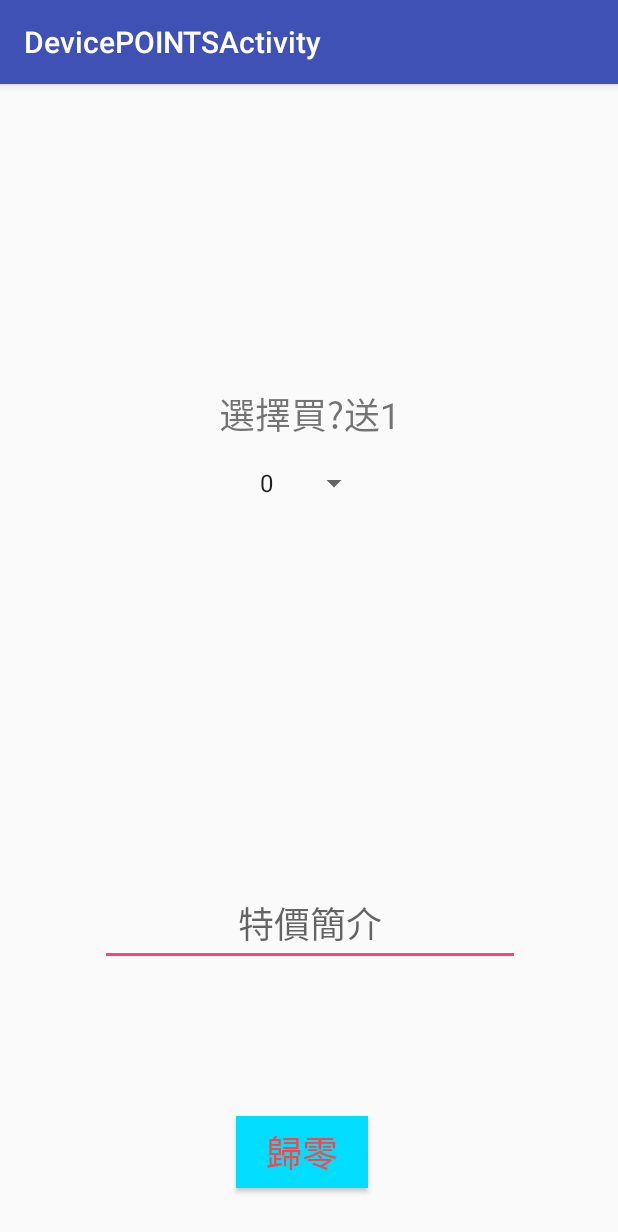
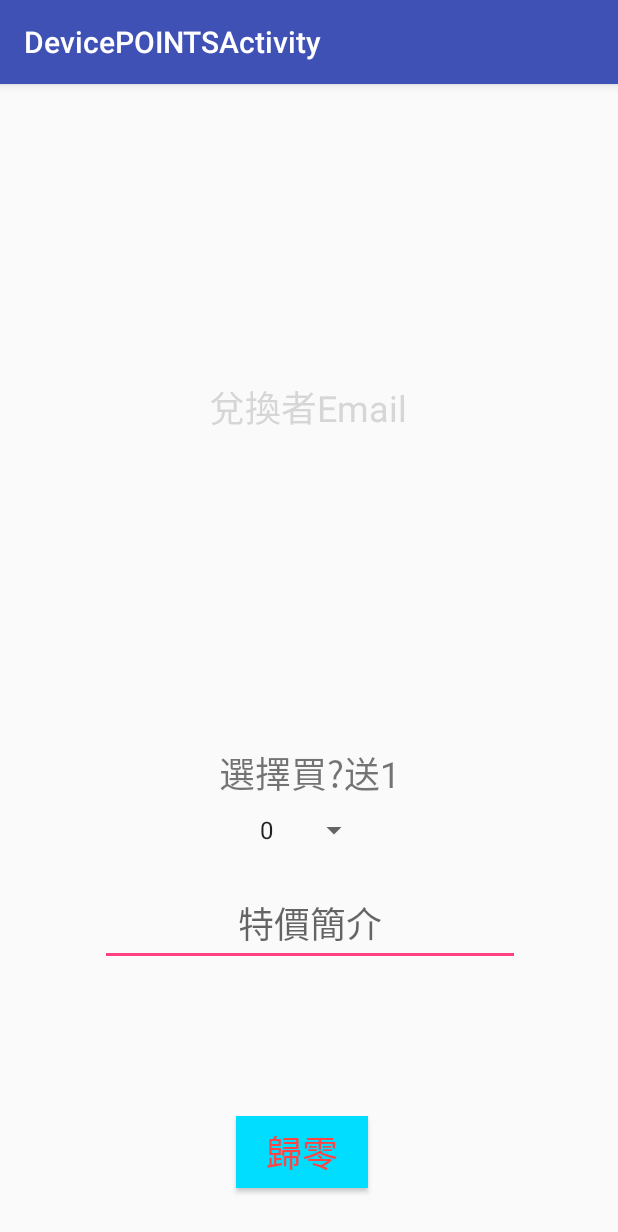
Before and after one commit to imonkey1220/E4GO, an Android app: the DevicePOINTSActivity screen opened directly, with no data from a screen before it, on a phone screen of 412 x 824 dp. Shown: the top 1232 px of the screen. Run offline under Robolectric (Android 15) with nearby library versions, the phone set to English and light mode, and no system bars; our stand-ins replace Firebase (no records; nobody signed in at launch, a user with empty details on screens opened directly); 6 statements that could not run were skipped.

```diff
--- a/app/build.gradle
+++ b/app/build.gradle
@@ -55,4 +55,5 @@ dependencies {
 
 
 
+
 apply plugin: 'com.google.gms.google-services'
--- a/app/src/main/AndroidManifest.xml
+++ b/app/src/main/AndroidManifest.xml
@@ -72,6 +72,10 @@
         <activity
             android:name=".DevicePOINTSActivity"
             android:label="@string/title_activity_device_points"
+            android:theme="@style/AppTheme.NoActionBar" />
+        <activity
+            android:name=".STAMPActivity"
+            android:label="@string/title_activity_stamp"
             android:theme="@style/AppTheme.NoActionBar"></activity>
     </application>
 
--- a/app/src/main/java/tw/imonkey/e4go/AddThingsDeviceActivity.java
+++ b/app/src/main/java/tw/imonkey/e4go/AddThingsDeviceActivity.java
@@ -127,12 +127,12 @@ public class AddThingsDeviceActivity extends AppCompatActivity {
     }
 
     private void toFirebase(){
-        DatabaseReference mAddMaster= FirebaseDatabase.getInstance().getReference("/master/" +memberEmail.replace(".", "_"));
+        DatabaseReference mAddMaster= FirebaseDatabase.getInstance().getReference("/FUI/" +memberEmail.replace(".", "_"));
         deviceId =mAddMaster.push().getKey();
         Map<String, Object> addMaster = new HashMap<>();
         addMaster.put("companyId",companyId) ;
         addMaster.put("device",device);
-        addMaster.put("deviceType",deviceType); //PLC監控機
+        addMaster.put("deviceType",deviceType);
         addMaster.put("description",description);
         addMaster.put("masterEmail",memberEmail) ;
         addMaster.put("timeStamp", ServerValue.TIMESTAMP);
--- a/app/src/main/java/tw/imonkey/e4go/DevicePOINTSActivity.java
+++ b/app/src/main/java/tw/imonkey/e4go/DevicePOINTSActivity.java
@@ -10,6 +10,7 @@ import android.widget.AdapterView;
 import android.widget.ArrayAdapter;
 import android.widget.EditText;
 import android.widget.Spinner;
+import android.widget.TextView;
 import android.widget.Toast;
 
 import com.google.firebase.database.DataSnapshot;
@@ -19,9 +20,12 @@ import com.google.firebase.database.FirebaseDatabase;
 import com.google.firebase.database.ServerValue;
 import com.google.firebase.database.ValueEventListener;
 
+import java.text.SimpleDateFormat;
 import java.util.ArrayList;
+import java.util.Calendar;
 import java.util.HashMap;
 import java.util.List;
+import java.util.Locale;
 import java.util.Map;
 
 public class DevicePOINTSActivity extends AppCompatActivity {
@@ -31,13 +35,14 @@ public class DevicePOINTSActivity extends AppCompatActivity {
     Map<String, Object> mPOINTSNo=new HashMap<>();
 
     public static final String devicePrefs = "devicePrefs";
-    DatabaseReference mFriends, mDevice;
+    DatabaseReference mFriends, mDevice , mPointChanged;
     String deviceId, memberEmail;
     Integer buyTimes=0;
     int ACT;
     boolean master;
     Spinner spBuyTimes;
     EditText ETDescription;
+    TextView TVChanged;
     @Override
     protected void onCreate(Bundle savedInstanceState) {
         super.onCreate(savedInstanceState);
@@ -49,6 +54,8 @@ public class DevicePOINTSActivity extends AppCompatActivity {
         memberEmail = extras.getString("memberEmail");
         master = extras.getBoolean("master");
         ETDescription=(EditText) findViewById(R.id.editTextPOINTSDescription);
+        TVChanged=(TextView) findViewById(R.id.textViewChanged);
+
         mDevice=FirebaseDatabase.getInstance().getReference("/DEVICE/"+deviceId);
         mDevice.child("ACT").addValueEventListener(new ValueEventListener() {
             @Override
@@ -109,7 +116,20 @@ public class DevicePOINTSActivity extends AppCompatActivity {
 
             @Override
             public void onNothingSelected(AdapterView<?> parent) {
+            }
+        });
 
+        mPointChanged=FirebaseDatabase.getInstance().getReference("/DEVICE/"+ deviceId+"/CHANGED");
+        mPointChanged.limitToLast(1).addValueEventListener(new ValueEventListener() {
+            @Override
+            public void onDataChange(DataSnapshot snapshot) {
+                Calendar timeStamp = Calendar.getInstance();
+                timeStamp.setTimeInMillis(Long.parseLong((snapshot.child("timeStamp").getValue().toString())));
+                SimpleDateFormat df = new SimpleDateFormat("HH:mm:ss MM/dd", Locale.TAIWAN);
+                TVChanged.setText(snapshot.child("memberEmail").getValue().toString()+"@"+df.format(timeStamp.getTime()+"  兌換"));
+            }
+            @Override
+            public void onCancelled(DatabaseError error) {
             }
         });
 
--- a/app/src/main/res/layout/content_devicepoints.xml
+++ b/app/src/main/res/layout/content_devicepoints.xml
@@ -7,6 +7,24 @@
     app:layout_behavior="@string/appbar_scrolling_view_behavior"
     tools:context="tw.imonkey.e4go.DevicePOINTSActivity"
     tools:showIn="@layout/activity_devicepoints">
+
+    <TextView
+        android:id="@+id/textViewChanged"
+        android:layout_width="wrap_content"
+        android:layout_height="wrap_content"
+        android:layout_marginBottom="8dp"
+        android:layout_marginLeft="8dp"
+        android:layout_marginRight="8dp"
+        android:layout_marginTop="8dp"
+        android:text="兌換者Email"
+        android:textColor="@color/tw__composer_red"
+        android:textSize="24sp"
+        app:layout_constraintBottom_toTopOf="@+id/textView"
+        app:layout_constraintHorizontal_bias="0.497"
+        app:layout_constraintLeft_toLeftOf="parent"
+        app:layout_constraintRight_toRightOf="parent"
+        app:layout_constraintTop_toTopOf="parent"
+        app:layout_constraintVertical_bias="0.487" />
 
     <Spinner
         android:id="@+id/spinnerBuyTimes"
@@ -20,7 +38,8 @@
         app:layout_constraintBottom_toTopOf="@+id/editTextPOINTSDescription"
         app:layout_constraintLeft_toLeftOf="parent"
         app:layout_constraintRight_toRightOf="parent"
-        app:layout_constraintTop_toTopOf="parent" />
+        app:layout_constraintTop_toTopOf="parent"
+        app:layout_constraintVertical_bias="0.971" />
 
     <Button
         android:id="@+id/buttonReset"
@@ -62,13 +81,14 @@
         android:id="@+id/textView"
         android:layout_width="wrap_content"
         android:layout_height="wrap_content"
-        android:layout_marginBottom="16dp"
+        android:layout_marginBottom="8dp"
         android:layout_marginLeft="8dp"
         android:layout_marginRight="8dp"
         android:text="選擇買?送1"
         android:textSize="24sp"
         app:layout_constraintBottom_toTopOf="@+id/spinnerBuyTimes"
         app:layout_constraintLeft_toLeftOf="parent"
-        app:layout_constraintRight_toRightOf="parent" />
+        app:layout_constraintRight_toRightOf="parent"
+        app:layout_constraintHorizontal_bias="0.502" />
 
 </android.support.constraint.ConstraintLayout>
--- a/app/src/main/res/values/strings.xml
+++ b/app/src/main/res/values/strings.xml
@@ -58,4 +58,5 @@
     <string name="title_activity_device0">商店管理</string>
     <string name="title_activity_device2">打卡機</string>
     <string name="title_activity_device_points">DevicePOINTSActivity</string>
+    <string name="title_activity_stamp">STAMPActivity</string>
 </resources>
```
Also changed, not shown: app/src/main/java/tw/imonkey/e4go/MainActivity.java (+10 -0 lines), app/src/main/java/tw/imonkey/e4go/STAMPActivity.java (added, +21 -0 lines), app/src/main/res/layout/activity_stamp.xml (added, +26 -0 lines), app/src/main/res/layout/content_stamp.xml (added, +11 -0 lines).
